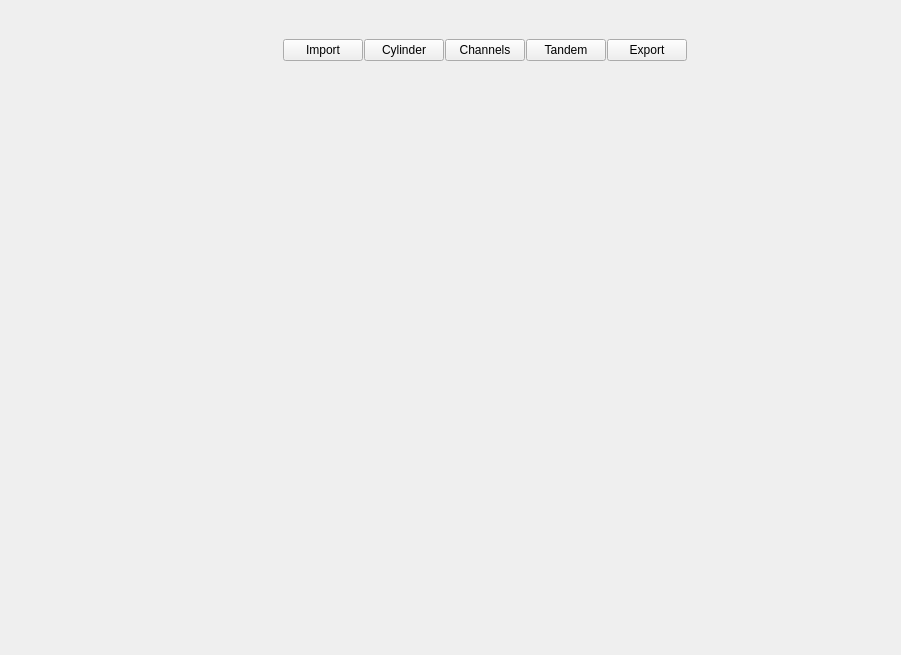
Before: the Qt Designer form src/windows/ui/main_window.ui in brachify/brachify, drawn with Qt 5.
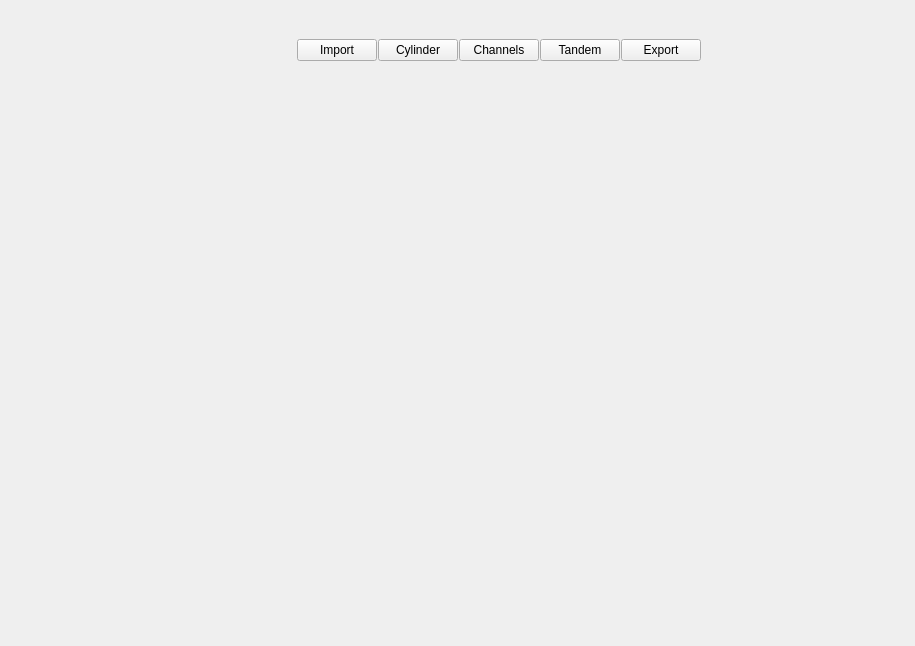
After: the same form once the commit is applied. The open tabs and pages were chosen to show the change.

```diff
--- a/src/windows/ui/main_window.ui
+++ b/src/windows/ui/main_window.ui
@@ -6,8 +6,8 @@
    <rect>
     <x>0</x>
     <y>0</y>
-    <width>901</width>
-    <height>655</height>
+    <width>915</width>
+    <height>646</height>
    </rect>
   </property>
   <property name="windowTitle">
@@ -16,33 +16,6 @@
   <widget class="QWidget" name="centralwidget">
    <layout class="QHBoxLayout" name="horizontalLayout_2">
     <item>
-     <widget class="QWidget" name="left_menu_bar" native="true">
-      <property name="minimumSize">
-       <size>
-        <width>250</width>
-        <height>0</height>
-       </size>
-      </property>
-      <property name="maximumSize">
-       <size>
-        <width>260</width>
-        <height>16777215</height>
-       </size>
-      </property>
-      <layout class="QVBoxLayout" name="verticalLayout_2">
-       <property name="leftMargin">
-        <number>0</number>
-       </property>
-       <property name="topMargin">
-        <number>0</number>
-       </property>
-       <property name="rightMargin">
-        <number>0</number>
-       </property>
-       <property name="bottomMargin">
-        <number>0</number>
-       </property>
-       <item>
         <widget class="QStackedWidget" name="viewswidget">
          <property name="currentIndex">
           <number>0</number>
@@ -132,6 +105,33 @@
          </widget>
         </widget>
        </item>
+    <item>
+     <widget class="QWidget" name="left_menu_bar" native="true">
+      <property name="minimumSize">
+       <size>
+        <width>250</width>
+        <height>0</height>
+       </size>
+      </property>
+      <property name="maximumSize">
+       <size>
+        <width>260</width>
+        <height>16777215</height>
+       </size>
+      </property>
+      <layout class="QVBoxLayout" name="verticalLayout_2">
+       <property name="leftMargin">
+        <number>0</number>
+       </property>
+       <property name="topMargin">
+        <number>0</number>
+       </property>
+       <property name="rightMargin">
+        <number>0</number>
+       </property>
+       <property name="bottomMargin">
+        <number>0</number>
+       </property>
       </layout>
      </widget>
     </item>
```
Left out of the diff: 8 changed lines with no effect on the pictures. Lines whose indentation alone changed are shown as unchanged.
